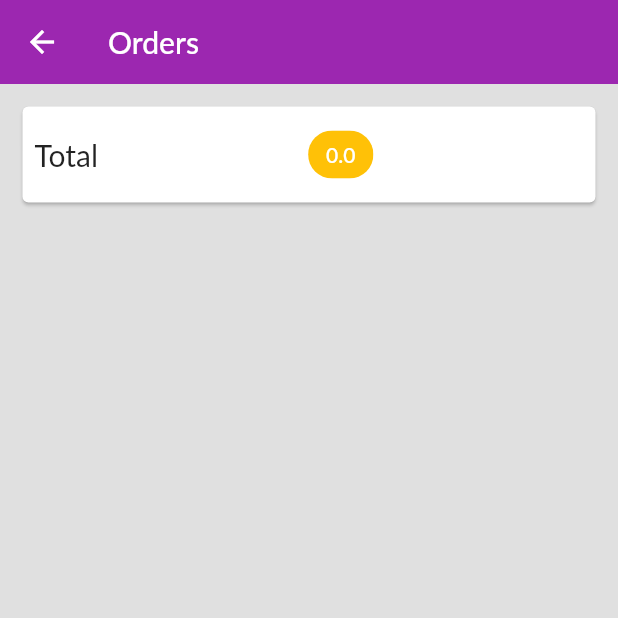
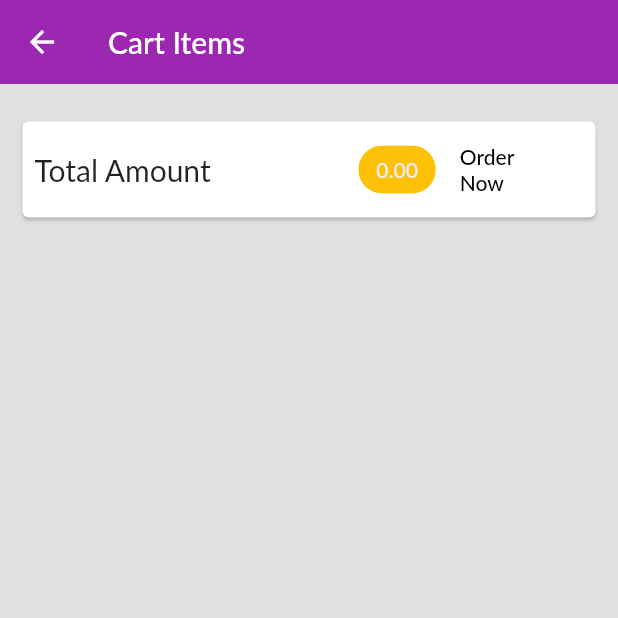
Before and after one commit to jayaemekar/GadgetKart, a Flutter app: the CartScreen screen opened by its route, on a phone screen of 412 x 824 dp, the top half of it. Run offline on Flutter 3.47's test engine with Material 2 defaults, Android fonts, the phone set to English and light mode, and no system bars; our stand-ins replace cached_network_image, carousel_pro_nullsafety, cloud_firestore, dio, firebase_auth, firebase_core and 6 more; missing offline and left inert: list_tile_switch; accounts and stored records are empty; network calls fail; Roboto replaces fonts that are missing (Lato).

```diff
--- a/gadget_kart/lib/ui/screens/cart/cart_screen.dart
+++ b/gadget_kart/lib/ui/screens/cart/cart_screen.dart
@@ -1,6 +1,5 @@
 import 'package:flutter_riverpod/flutter_riverpod.dart';
 import 'package:flutter/material.dart';
-import 'package:gadget_kart/commons/text_style.dart';
 import '../checkout/checkout.dart';
 import './cart_item.dart';
 import '../../../blocs/models/cart_model.dart';
@@ -18,7 +17,7 @@ class CartScreen extends StatelessWidget {
     return Scaffold(
       appBar: AppBar(
         title: const Text(
-          "Orders",
+          "Cart Items",
         ),
       ),
       body: Consumer(
@@ -52,52 +51,6 @@ Widget buildLoading() {
   );
 }
 
-Widget buildColumnWithData(List<CartModel> cartModel) {
-  return SingleChildScrollView(
-    child: Column(
-      children: [
-        Card(
-          margin: const EdgeInsets.all(15),
-          child: Padding(
-            padding: const EdgeInsets.all(8),
-            child: Row(
-              children: [
-                const Text(
-                  'Total',
-                  style: TextStyle(fontSize: 20),
-                ),
-                const Spacer(),
-                Chip(
-                  backgroundColor: Colors.amber,
-                  label: Consumer(
-                    builder: (context, ref, child) => Text(
-                      ref
-                          .read(cartItemProvider.notifier)
-                          .totalAmount(cartModel)
-                          .toString(),
-                      style: const TextStyle(color: Colors.white),
-                    ),
-                  ),
-                ),
-                const Expanded(child: OrderButton()),
-              ],
-            ),
-          ),
-        ),
-        const SizedBox(height: 10),
-        ListView(
-          shrinkWrap: true,
-          children: [
-            CartItem(
-              cartModel: cartModel,
-            ),
-          ],
-        ),
-      ],
-    ),
-  );
-}
-
 class OrderButton extends StatefulWidget {
   const OrderButton({Key? key}) : super(key: key);
 
@@ -119,11 +72,8 @@ class _OrderButtonState extends State<OrderButton> {
           return MaterialButton(
             child: _isLoading
                 ? const CircularProgressIndicator()
-                : Text(
-                    "Order Now",
-                    style: buttonText(),
-                    //style: TextStyle(color: Colors.black)
-                  ),
+                : const Text("Order Now",
+                    style: TextStyle(color: Colors.black)),
             onPressed:
                 (cartPro.totalAmount(stateCart.cartItems) <= 0 || _isLoading)
                     ? null
@@ -155,3 +105,51 @@ class _OrderButtonState extends State<OrderButton> {
     });
   }
 }
+
+Widget buildColumnWithData(List<CartModel> cartModel) {
+  return SingleChildScrollView(
+    child: Column(
+      children: [
+        const SizedBox(height: 10),
+        ListView(
+          shrinkWrap: true,
+          children: [
+            CartItem(
+              cartModel: cartModel,
+            ),
+          ],
+        ),
+        Card(
+          margin: const EdgeInsets.all(15),
+          child: Padding(
+            padding: const EdgeInsets.all(8),
+            child: Row(
+              children: [
+                const Text(
+                  'Total Amount',
+                  style: TextStyle(fontSize: 20),
+                ),
+                const Spacer(),
+                Chip(
+                  backgroundColor: Colors.amber,
+                  label: Consumer(
+                    builder: (context, ref, child) => Text(
+                      ref
+                          .read(cartItemProvider.notifier)
+                          .totalAmount(cartModel)
+                          .toStringAsFixed(2)
+                          .toString(),
+                      style: const TextStyle(
+                          color: Color.fromARGB(255, 247, 239, 239)),
+                    ),
+                  ),
+                ),
+                const Expanded(child: OrderButton()),
+              ],
+            ),
+          ),
+        ),
+      ],
+    ),
+  );
+}
--- a/gadget_kart/lib/ui/screens/payment/order_confirm_page.dart
+++ b/gadget_kart/lib/ui/screens/payment/order_confirm_page.dart
@@ -15,14 +15,12 @@ class OrderConfirmPage extends StatelessWidget {
       appBar: AppBar(
         title: const Text(
           "Checkout",
-          // style: bodyText(),
         ),
       ),
       body: SafeArea(
         child: Container(
           margin: const EdgeInsets.all(20),
           child: Column(
-            //crossAxisAlignment: CrossAxisAlignment.start,
             children: [
               Row(
                 children: [
```
